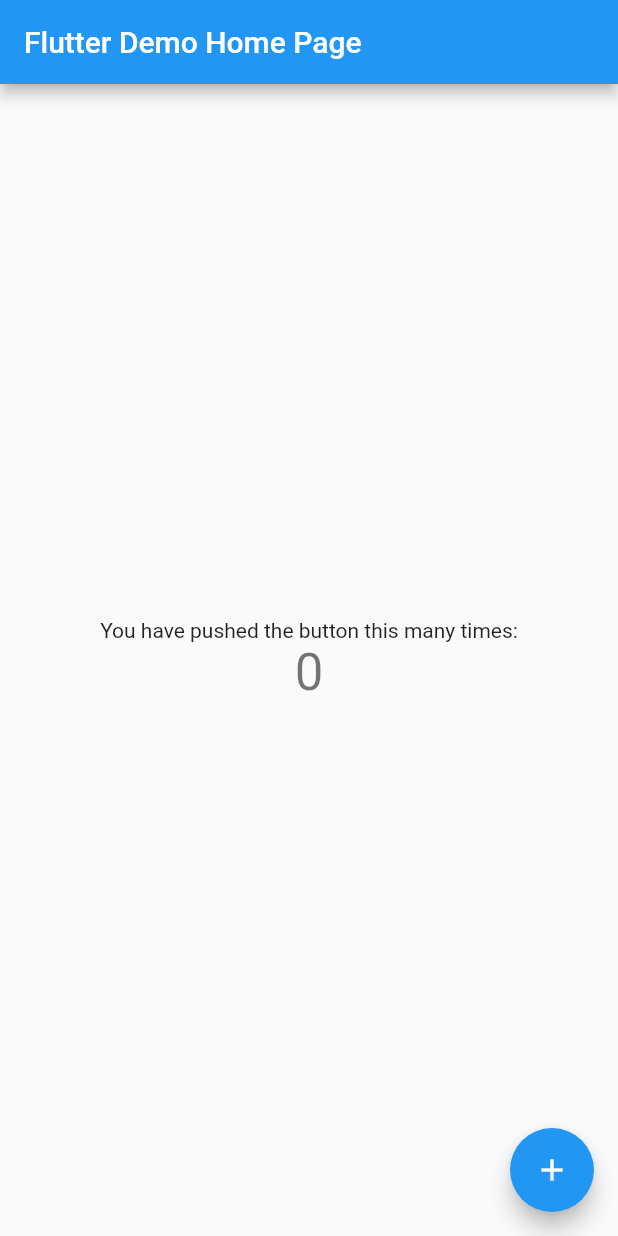
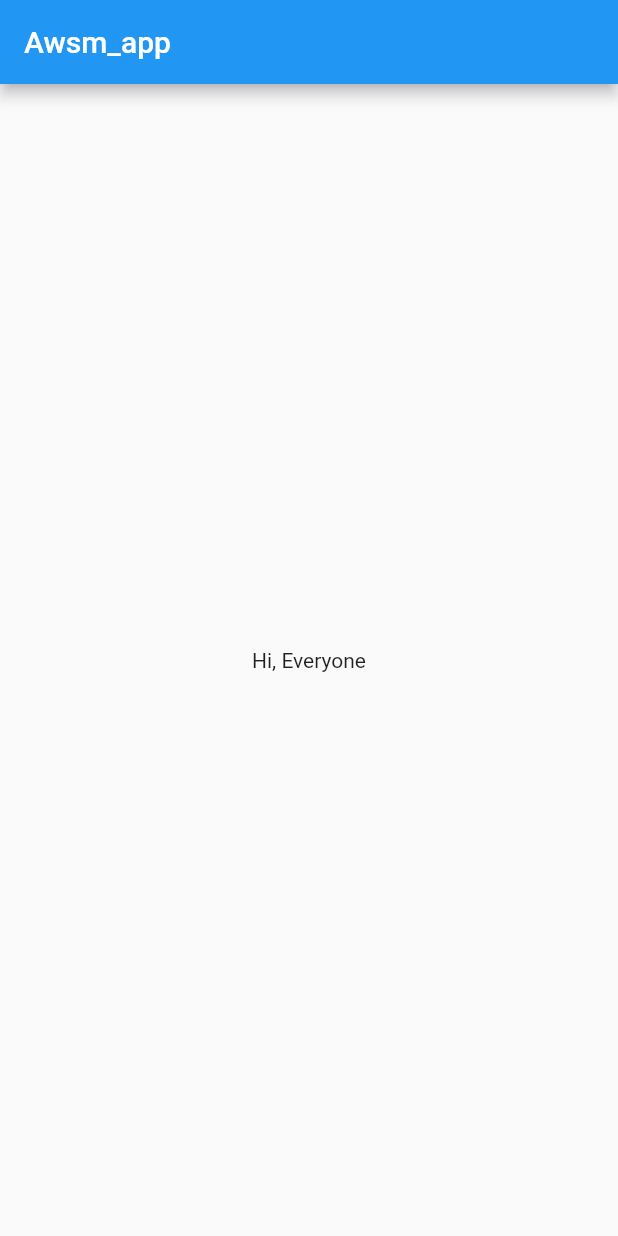
Before and after one commit to AP8953/Awsm_app, a Flutter app: the screen it shows after launch, on a phone screen of 412 x 824 dp. Run offline on Flutter 3.47's test engine with Material 2 defaults, Android fonts, the phone set to English and light mode, and no system bars.

Commit message:
ch1 complete

```diff
--- a/lib/main.dart
+++ b/lib/main.dart
@@ -1,117 +1,19 @@
 import 'package:flutter/material.dart';
 
 void main() {
-  runApp(MyApp());
+  runApp(MaterialApp(title: "Application", home: Homepage()));
 }
 
-class MyApp extends StatelessWidget {
-  // This widget is the root of your application.
+class Homepage extends StatelessWidget {
   @override
   Widget build(BuildContext context) {
-    return MaterialApp(
-      title: 'Flutter Demo',
-      theme: ThemeData(
-        // This is the theme of your application.
-        //
-        // Try running your application with "flutter run". You'll see the
-        // application has a blue toolbar. Then, without quitting the app, try
-        // changing the primarySwatch below to Colors.green and then invoke
-        // "hot reload" (press "r" in the console where you ran "flutter run",
-        // or simply save your changes to "hot reload" in a Flutter IDE).
-        // Notice that the counter didn't reset back to zero; the application
-        // is not restarted.
-        primarySwatch: Colors.blue,
-        // This makes the visual density adapt to the platform that you run
-        // the app on. For desktop platforms, the controls will be smaller and
-        // closer together (more dense) than on mobile platforms.
-        visualDensity: VisualDensity.adaptivePlatformDensity,
+    return Scaffold(
+      appBar: AppBar(
+        title: Text("Awsm_app"),
       ),
-      home: MyHomePage(title: 'Flutter Demo Home Page'),
+      body: Container(
+        child: Center(child: Text("Hi, Everyone")),
+      ),
     );
   }
 }
-
-class MyHomePage extends StatefulWidget {
-  MyHomePage({Key key, this.title}) : super(key: key);
-
-  // This widget is the home page of your application. It is stateful, meaning
-  // that it has a State object (defined below) that contains fields that affect
-  // how it looks.
-
-  // This class is the configuration for the state. It holds the values (in this
-  // case the title) provided by the parent (in this case the App widget) and
-  // used by the build method of the State. Fields in a Widget subclass are
-  // always marked "final".
-
-  final String title;
-
-  @override
-  _MyHomePageState createState() => _MyHomePageState();
-}
-
-class _MyHomePageState extends State<MyHomePage> {
-  int _counter = 0;
-
-  void _incrementCounter() {
-    setState(() {
-      // This call to setState tells the Flutter framework that something has
-      // changed in this State, which causes it to rerun the build method below
-      // so that the display can reflect the updated values. If we changed
-      // _counter without calling setState(), then the build method would not be
-      // called again, and so nothing would appear to happen.
-      _counter++;
-    });
-  }
-
-  @override
-  Widget build(BuildContext context) {
-    // This method is rerun every time setState is called, for instance as done
-    // by the _incrementCounter method above.
-    //
-    // The Flutter framework has been optimized to make rerunning build methods
-    // fast, so that you can just rebuild anything that needs updating rather
-    // than having to individually change instances of widgets.
-    return Scaffold(
-      appBar: AppBar(
-        // Here we take the value from the MyHomePage object that was created by
-        // the App.build method, and use it to set our appbar title.
-        title: Text(widget.title),
-      ),
-      body: Center(
-        // Center is a layout widget. It takes a single child and positions it
-        // in the middle of the parent.
-        child: Column(
-          // Column is also a layout widget. It takes a list of children and
-          // arranges them vertically. By default, it sizes itself to fit its
-          // children horizontally, and tries to be as tall as its parent.
-          //
-          // Invoke "debug painting" (press "p" in the console, choose the
-          // "Toggle Debug Paint" action from the Flutter Inspector in Android
-          // Studio, or the "Toggle Debug Paint" command in Visual Studio Code)
-          // to see the wireframe for each widget.
-          //
-          // Column has various properties to control how it sizes itself and
-          // how it positions its children. Here we use mainAxisAlignment to
-          // center the children vertically; the main axis here is the vertical
-          // axis because Columns are vertical (the cross axis would be
-          // horizontal).
-          mainAxisAlignment: MainAxisAlignment.center,
-          children: <Widget>[
-            Text(
-              'You have pushed the button this many times:',
-            ),
-            Text(
-              '$_counter',
-              style: Theme.of(context).textTheme.headline4,
-            ),
-          ],
-        ),
-      ),
-      floatingActionButton: FloatingActionButton(
-        onPressed: _incrementCounter,
-        tooltip: 'Increment',
-        child: Icon(Icons.add),
-      ), // This trailing comma makes auto-formatting nicer for build methods.
-    );
-  }
-}
```
